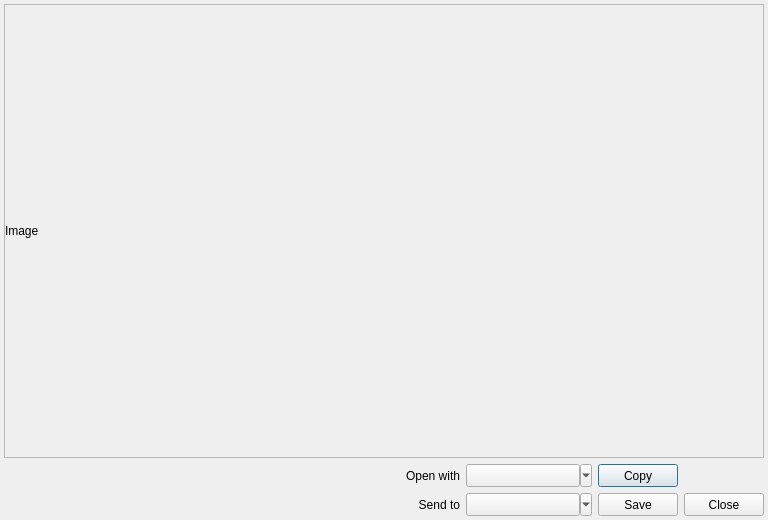
First picture: the form in ui/screenshot.ui, repository warvariuc/viewshow, before the edit.
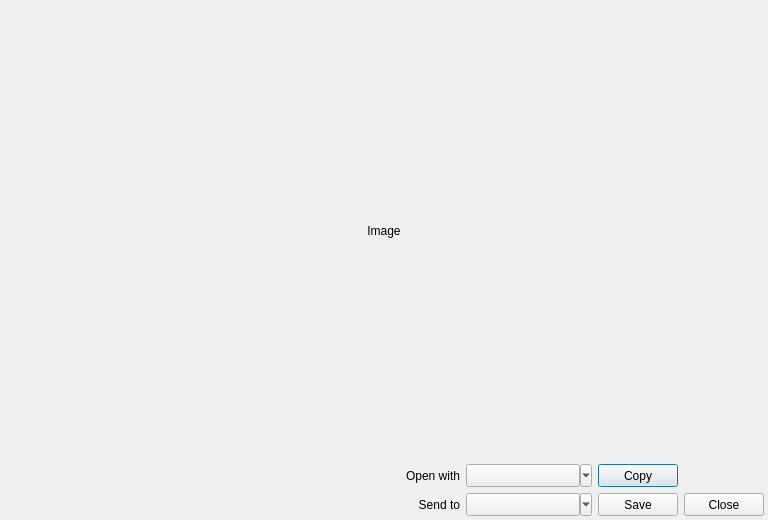
Second picture: the form after the edit. Icons and pictures are not drawn. Custom widgets are drawn as their Qt base class.

What changed in the file:
```diff
--- a/ui/screenshot.ui
+++ b/ui/screenshot.ui
@@ -17,6 +17,28 @@
    <property name="margin">
     <number>4</number>
    </property>
+   <item row="0" column="0" colspan="5">
+    <widget class="ImageLabel" name="imageLabel">
+     <property name="sizePolicy">
+      <sizepolicy hsizetype="MinimumExpanding" vsizetype="MinimumExpanding">
+       <horstretch>0</horstretch>
+       <verstretch>0</verstretch>
+      </sizepolicy>
+     </property>
+     <property name="minimumSize">
+      <size>
+       <width>300</width>
+       <height>200</height>
+      </size>
+     </property>
+     <property name="text">
+      <string>Image</string>
+     </property>
+     <property name="alignment">
+      <set>Qt::AlignCenter</set>
+     </property>
+    </widget>
+   </item>
    <item row="1" column="0">
     <spacer name="horizontalSpacer_2">
      <property name="orientation">
@@ -164,52 +186,15 @@
      </property>
     </widget>
    </item>
-   <item row="0" column="0" colspan="5">
-    <widget class="QScrollArea" name="scrollArea">
-     <property name="widgetResizable">
-      <bool>true</bool>
-     </property>
-     <widget class="QWidget" name="scrollAreaWidgetContents">
-      <property name="geometry">
-       <rect>
-        <x>0</x>
-        <y>0</y>
-        <width>758</width>
-        <height>432</height>
-       </rect>
-      </property>
-      <layout class="QHBoxLayout" name="horizontalLayout">
-       <property name="margin">
-        <number>0</number>
-       </property>
-       <item>
-        <widget class="QLabel" name="imageLabel">
-         <property name="sizePolicy">
-          <sizepolicy hsizetype="MinimumExpanding" vsizetype="MinimumExpanding">
-           <horstretch>0</horstretch>
-           <verstretch>0</verstretch>
-          </sizepolicy>
-         </property>
-         <property name="minimumSize">
-          <size>
-           <width>300</width>
-           <height>200</height>
-          </size>
-         </property>
-         <property name="text">
-          <string>Image</string>
-         </property>
-         <property name="scaledContents">
-          <bool>true</bool>
-         </property>
-        </widget>
-       </item>
-      </layout>
-     </widget>
-    </widget>
-   </item>
   </layout>
  </widget>
+ <customwidgets>
+  <customwidget>
+   <class>ImageLabel</class>
+   <extends>QLabel</extends>
+   <header>viewshow.screenshot_dialog</header>
+  </customwidget>
+ </customwidgets>
  <tabstops>
   <tabstop>saveAsButton</tabstop>
   <tabstop>closeButton</tabstop>
```
Left out of the diff: 1 changed line with no effect on the pictures.
